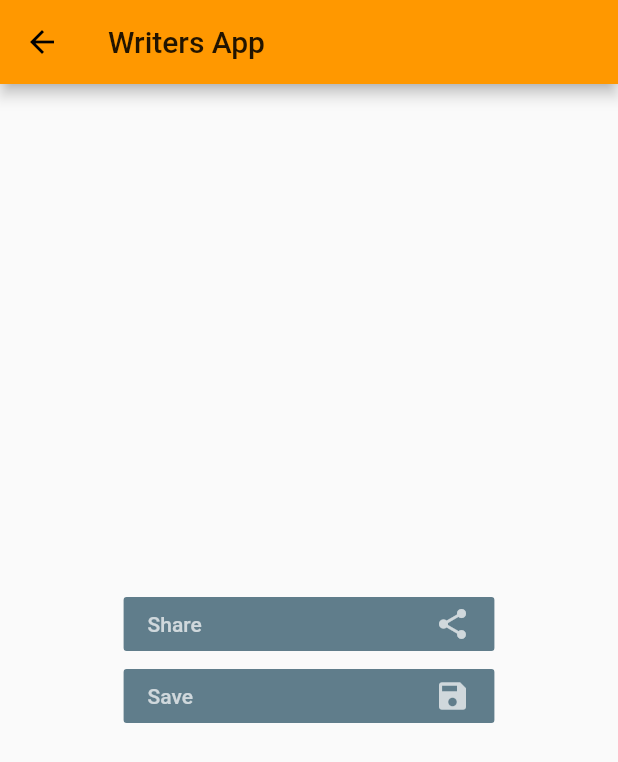
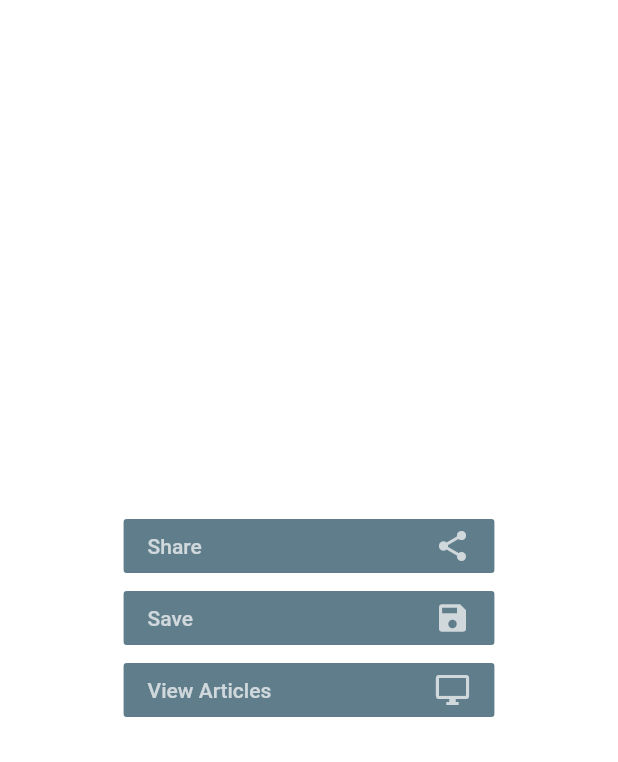
Before and after one commit to matovu-farid/kalamos, a Flutter app: the SendArticle screen opened by its route, after a tap on "Save", on a phone screen of 412 x 824 dp. Shown: the top 762 px of the screen. Run offline on Flutter 3.47's test engine with Material 2 defaults, Android fonts, the phone set to English and light mode, and no system bars; our stand-ins replace firebase_auth, firebase_core, flutter_colorpicker, font_awesome_flutter, google_sign_in, permission_handler and 3 more; missing offline and left inert: lit_firebase_auth; accounts and stored records are empty.

Commit message:
fixed view loading issue

```diff
--- a/lib/created_classes/database.dart
+++ b/lib/created_classes/database.dart
@@ -2,37 +2,38 @@ import 'package:permission_handler/permission_handler.dart';
 import 'package:writers_app/created_classes/FullArticle.dart';
 import 'package:sqflite/sqflite.dart';
 
-class MyDatabase{
-  Database db;
-  Future createDb()async{
+class MyDatabase {
+  static Database db;
+
+  Future createDb() async {
     String path = '${await getDatabasesPath()}article.db';
-    db = await openDatabase(path,version: 1,onCreate: (db,version){
-      db.execute('CREATE TABLE ArticleTable (id INTEGER PRIMARY KEY, title TEXT, body TEXT)');
+    db = await openDatabase(path, version: 1, onCreate: (db, version) {
+      db.execute(
+          'CREATE TABLE ArticleTable (id INTEGER PRIMARY KEY, title TEXT, body TEXT)');
     });
   }
 
-  Future<int> saveArticle(FullArticle article)async{
+  //get dataBase =>db;
 
+  List<Map> list = [];
+
+
+
+  Future<int> saveArticle(FullArticle article) async {
     await createDb();
-
-      String databasePath = await getDatabasesPath();
-
-      // var path = '$databasePath article.db';
-      // Database db = await openDatabase(path, version: 1, onCreate: (db, version) {
-      //   db.execute(
-      //       'CREATE TABLE ArticleTable (id INTEGER PRIMARY KEY, title TEXT, body TEXT)');
-      // });
-
-      return await db.rawInsert(
-          'INSERT INTO ArticleTable(title,body) VALUES("${article.title}", "${article.body}")');
-
+    int row = await db.rawInsert(
+        'INSERT INTO ArticleTable(title,body) VALUES("${article.title}", "${article.body}")');
+    list = await db.query('ArticleTable', columns: ['title','body']);
+    return row;
     print('saved');
-
+  }
+  Future<void> initializeList()async{
+    list = await db.query('ArticleTable', columns: ['title','body']);
   }
 
-  Future<List<Map<String,String>>> readAllData()async{
+  Future<List<Map>> readAllData() async {
     await createDb();
-    return await db.query('ArticleTable');
+    return await db.query('ArticleTable', columns: null);
     //return await db.rawQuery('SELECT * FROM ArticleTable');
   }
 }
--- a/lib/created_widgets/send.dart
+++ b/lib/created_widgets/send.dart
@@ -1,36 +1,33 @@
 import 'package:flutter/cupertino.dart';
 import 'package:flutter/material.dart';
-import 'package:writers_app/created_widgets/article/save_Article.dart';
-import 'package:writers_app/share.dart';
+import 'package:writers_app/created_widgets/sending_buttons/save_Article.dart';
+import 'sending_buttons/share.dart';
+import './sending_buttons/view_button.dart';
+
 
 class SendArticle extends StatelessWidget{
-  final String title;
   final color = Colors.blueGrey;
   final textColor = Colors.white70;
 
-  const SendArticle({Key key, this.title}) : super(key: key);
+  const SendArticle({Key key}) : super(key: key);
 
 
 
   @override
   Widget build(BuildContext context) {
 
-    return Scaffold(
-      appBar: AppBar(title: Text(title),),
-        body: Center(
+    return Center(
       child: SizedBox(
         width: MediaQuery.of(context).size.width*0.6,
         child: Column(
             mainAxisAlignment: MainAxisAlignment.center,
             children: [
-               ShareWidget(
-
-               ),
-                SaveArticle()
+              ShareWidget(),
+              SaveArticle(),
+              ViewButton()
 
             ]),
 
       ),
-        )
     );
   }}
--- a/lib/created_widgets/article/save_Article.dart
+++ b/lib/created_widgets/sending_buttons/save_Article.dart
@@ -1,6 +1,5 @@
 import 'package:flutter/material.dart';
 import 'package:provider/provider.dart';
-import 'package:sqflite/sqflite.dart';
 import 'package:writers_app/created_classes/FullArticle.dart';
 import 'package:writers_app/created_classes/database.dart';
 import 'package:writers_app/model/model.dart';
--- a/lib/share.dart
+++ b/lib/created_widgets/sending_buttons/share.dart
@@ -2,7 +2,7 @@ import 'package:flutter/material.dart';
 import 'package:provider/provider.dart';
 import 'package:share/share.dart';
 import 'package:writers_app/model/model.dart';
-import 'created_widgets/send_buttons.dart';
+import '../send_buttons.dart';
 
 class ShareWidget extends StatelessWidget {
 
--- /dev/null
+++ b/lib/created_widgets/sending_buttons/view_button.dart
@@ -0,0 +1,12 @@
+import 'package:flutter/material.dart';
+import '../send_buttons.dart';
+class ViewButton extends StatelessWidget {
+  @override
+  Widget build(BuildContext context) {
+    return SendButton(
+      label: 'View Articles',
+      icon: Icons.desktop_windows_outlined,
+      onPressed: ()=>Navigator.of(context).pushNamed('/view'),
+    );
+  }
+}
--- a/lib/main.dart
+++ b/lib/main.dart
@@ -1,18 +1,12 @@
 import 'package:firebase_core/firebase_core.dart';
-import 'package:sqflite/sqflite.dart';
-import 'package:writers_app/color_button.dart';
-import 'package:writers_app/created_widgets/view.dart';
 import 'created_widgets/article/article_body.dart';
+import 'created_widgets/article/article_view.dart';
 import 'created_widgets/authenticated.dart';
 import 'package:writers_app/created_widgets/unauthenticated.dart';
 import 'package:flutter/material.dart';
-import 'package:font_awesome_flutter/font_awesome_flutter.dart';
 import 'package:lit_firebase_auth/lit_firebase_auth.dart';
 import 'package:provider/provider.dart';
-import 'package:toast/toast.dart';
-import 'package:flutter_colorpicker/flutter_colorpicker.dart';
 import 'package:writers_app/model/model.dart';
-
 import 'created_widgets/send.dart';
 
 void main() {
@@ -35,7 +29,6 @@ class MyApp extends StatelessWidget {
             return SomethingWentWrong();
           }
           if (snapshot.connectionState == ConnectionState.done) {
-            //return TheApp();
                        return TheApp();
           }
           return Loading();
@@ -52,18 +45,36 @@ class TheApp extends StatelessWidget {
   Widget build(BuildContext context) {
     return LitAuthInit(
       authProviders: AuthProviders(google: true),
-      child: MaterialApp(
+      child: LayoutBuilder(
+
+        builder: (context, constraints) {
+          //if(constraints.maxHeight>900) return RotatedBox(quarterTurns: 1,child: ConstantMaterialApp());
+          //else
+            return ConstantMaterialApp();
+        }
+      ),
+    );
+  }
+}
+
+class ConstantMaterialApp extends StatelessWidget {
+  const ConstantMaterialApp({
+    Key key,
+  }) : super(key: key);
+
+  @override
+  Widget build(BuildContext context) {
+    return MaterialApp(
             theme: ThemeData(
         primarySwatch: Colors.orange,
         visualDensity: VisualDensity.adaptivePlatformDensity,
       ),
       routes: {
         '/': (_) => MyHomePage(title: 'Writers App'),
-          '/body': (_) => Body(maxLines: 1000, title: 'Writers App'),
-          '/send': (_) => SendArticle(title: 'Writers App'),
-          '/view':(_)=>ViewArticle(title: 'Writers App')
+        '/body': (_) => WriteArticle(),
+        '/send': (_) => SendArticle(),
+        '/view':(_)=>ViewArticles()
       },
-      ),
     );
   }
 }
@@ -83,9 +94,20 @@ class _MyHomePageState extends State<MyHomePage> {
     final width = MediaQuery.of(context).size.width;
     final height = MediaQuery.of(context).size.height;
     final maxLines = 25;
+    // print('width : $width');
+    // print('height : $height');
 
-    return Scaffold(
-        appBar: AppBar(title: Text(widget.title)),
+
+    return DefaultTabController(
+      length: 3,
+      child: Scaffold(
+          appBar: AppBar(title: Text(widget.title),bottom: TabBar(tabs: [
+            Tab(child: Text('Write'),),
+            Tab(child: Text('Send'),),
+            Tab(child: Text('View'),),
+          ]),
+
+          ),
           drawer: Drawer(
               child: Column(children: <Widget>[
             AppBar(),
@@ -107,7 +129,8 @@ class _MyHomePageState extends State<MyHomePage> {
               maxLines: maxLines,
             ),
             unauthenticated: Unauthenticated(),
-        ));
+          )),
+    );
   }
 }
 
@@ -125,7 +148,7 @@ class Loading extends StatelessWidget {
   @override
   Widget build(BuildContext context) {
     return MaterialApp(
-      home: Scaffold(body: Center(child: Text('Loading'))),
+      home: Scaffold(body: Center(child: CircularProgressIndicator())),
     );
   }
 }
--- a/lib/model/model.dart
+++ b/lib/model/model.dart
@@ -2,11 +2,7 @@ import 'package:flutter/material.dart';
 import 'package:firebase_auth/firebase_auth.dart';
 import 'package:permission_handler/permission_handler.dart';
 import 'package:writers_app/created_classes/database.dart';
-import 'package:sqflite/sqflite.dart';
-
 import 'dart:core';
-
-import 'package:writers_app/created_classes/FullArticle.dart';
 
 
 
@@ -17,11 +13,13 @@ class WritersModel with ChangeNotifier{
   TextEditingController titleController=TextEditingController();
 
   MyDatabase db = MyDatabase();
+  final List<Map> listOfArticles = [];
+
+  // addToList(){
+  //   listOfArticles.add(value)
+  // }
 
 
-
-
-  WritersModel();
   changeColor(Color selectedColorGot){
     _selectedColor= selectedColorGot;
         notifyListeners();
--- a/pubspec.yaml
+++ b/pubspec.yaml
@@ -21,6 +21,7 @@ environment:
   sdk: ">=2.7.0 <3.0.0"
 
 dependencies:
+#  flutter_expanded_tile: ^0.2.0
   permission_handler: ^5.1.0+2
   sqflite: ^1.3.2+3
   font_awesome_flutter: ^8.11.0
```
Also changed, not shown: lib/created_widgets/article/article_body.dart (+14 -22 lines), lib/created_widgets/article/article_view.dart (added, +64 -0 lines), lib/created_widgets/authenticated.dart (+9 -35 lines), lib/created_widgets/view.dart (deleted, +0 -34 lines). Lines whose indentation alone changed are shown as unchanged.
